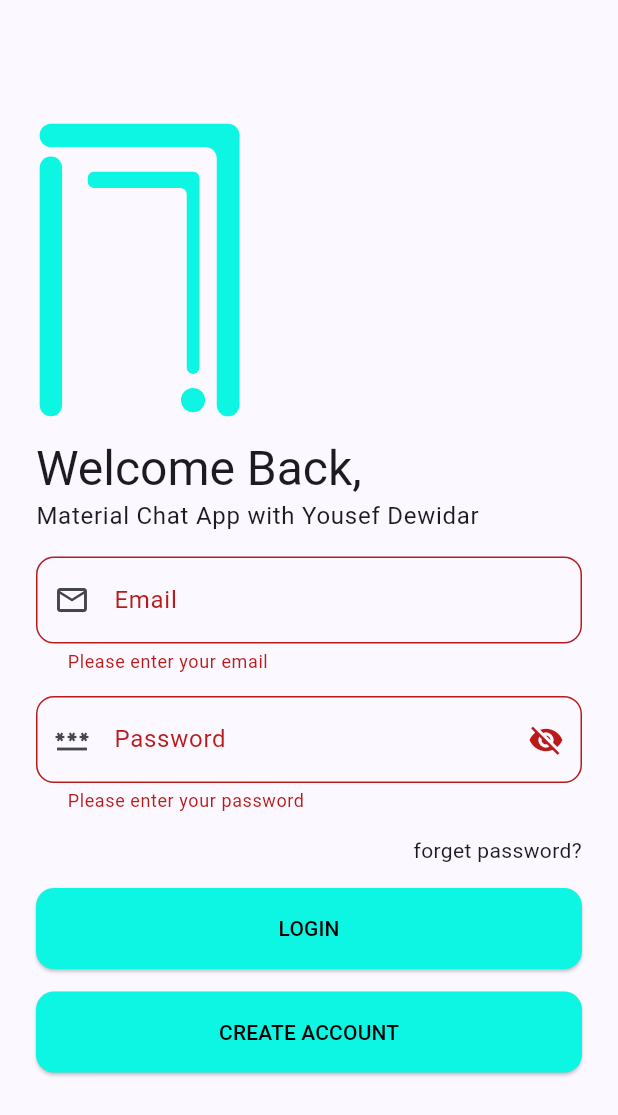
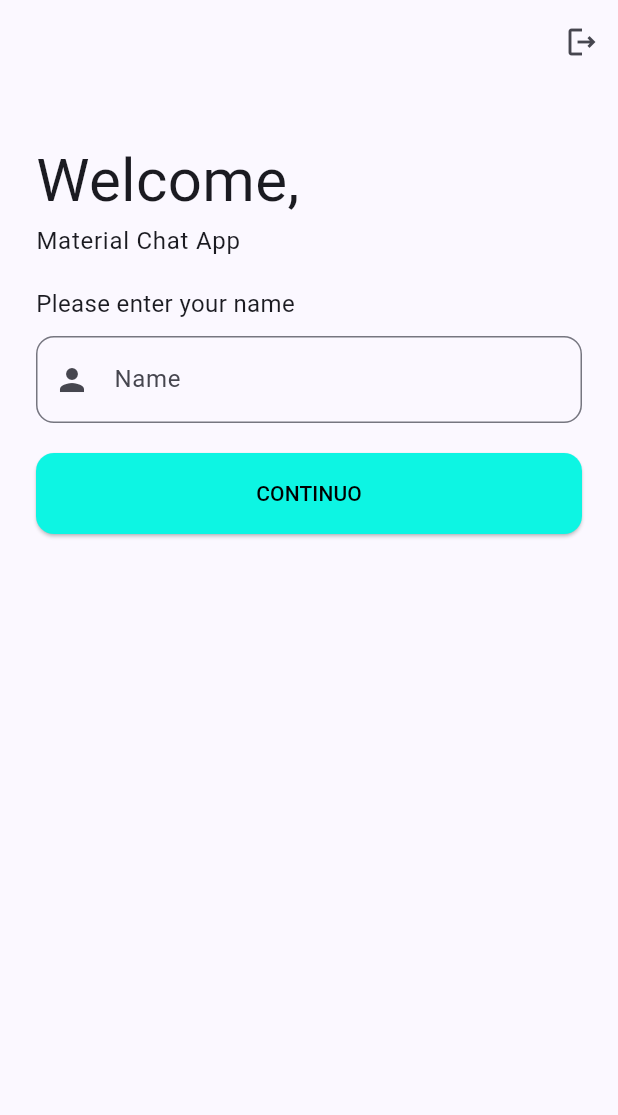
Before and after one commit to YousefDewidar/material_chat_app, a Flutter app: the screen it shows after launch, after a tap on "LOGIN", after a tap on "CREATE ACCOUNT", on a phone screen of 412 x 824 dp. Shown: the top 1115 px of the screen. Run offline on Flutter 3.47's test engine with Material 3 defaults, Android fonts, the phone set to English and light mode, and no system bars; our stand-ins replace flutter_svg.

Commit message:
Create a second view

```diff
--- /dev/null
+++ b/lib/views/create_acc_view.dart
@@ -0,0 +1,69 @@
+import 'package:flutter/material.dart';
+import 'package:material_chat_app/widgets/custom_button.dart';
+import 'package:material_chat_app/widgets/custom_text_field.dart';
+
+class CreateAccView extends StatelessWidget {
+  const CreateAccView({super.key});
+
+  @override
+  Widget build(BuildContext context) {
+    return Scaffold(
+      appBar: AppBar(
+        automaticallyImplyLeading: false,
+        actions: [
+          IconButton(
+              onPressed: () {
+                Navigator.pop(context);
+              },
+              icon: const Icon(Icons.logout_outlined))
+        ],
+      ),
+      body: SingleChildScrollView(
+        child: Padding(
+          padding: const EdgeInsets.all(24.0),
+          child: Column(
+            crossAxisAlignment: CrossAxisAlignment.start,
+            children: [
+              const SizedBox(
+                height: 12,
+              ),
+              // Welcome
+              const Text(
+                'Welcome,',
+                style: TextStyle(fontSize: 40),
+              ),
+
+              Text(
+                'Material Chat App',
+                style: Theme.of(context).textTheme.bodyLarge,
+              ),
+
+              const SizedBox(
+                height: 18,
+              ),
+
+              const Text(
+                'Please enter your name',
+                style: TextStyle(fontSize: 16),
+              ),
+              const SizedBox(
+                height: 10,
+              ),
+
+              const CustomTextField(
+                label: 'Name',
+                icon: Icons.person,
+              ),
+
+              const SizedBox(
+                height: 20,
+              ),
+
+              CustomButton(text: 'continuo', onPressed: () {})
+            ],
+          ),
+        ),
+      ),
+    );
+  }
+}
--- a/lib/widgets/custom_text_field.dart
+++ b/lib/widgets/custom_text_field.dart
@@ -29,10 +29,10 @@ class _CustomTextFieldState extends State<CustomTextField> {
           return null;
         }
       },
-      obscureText: widget.label == "Email" ? false : !isVisable,
+      obscureText: widget.label != "Password" ? false : !isVisable,
       decoration: InputDecoration(
           prefixIcon: Icon(widget.icon),
-          suffixIcon: widget.label == "Email"
+          suffixIcon: widget.label != "Password"
               ? null
               : IconButton(
                   onPressed: () {
--- a/lib/widgets/login_form.dart
+++ b/lib/widgets/login_form.dart
@@ -1,4 +1,5 @@
 import 'package:flutter/material.dart';
+import 'package:material_chat_app/views/create_acc_view.dart';
 import 'package:material_chat_app/widgets/custom_button.dart';
 import 'package:material_chat_app/widgets/custom_text_field.dart';
 
@@ -18,7 +19,6 @@ class _CustomFormState extends State<CustomForm> {
     return Form(
         key: formKey,
         autovalidateMode: autovalidateMode,
-
         child: Column(
           children: [
             const CustomTextField(
@@ -70,7 +70,13 @@ class _CustomFormState extends State<CustomForm> {
 
             CustomButton(
               text: 'Create Account',
-              onPressed: () {},
+              onPressed: () {
+                Navigator.push(context, MaterialPageRoute(
+                  builder: (context) {
+                    return const CreateAccView();
+                  },
+                ));
+              },
             ),
           ],
         ));
```
